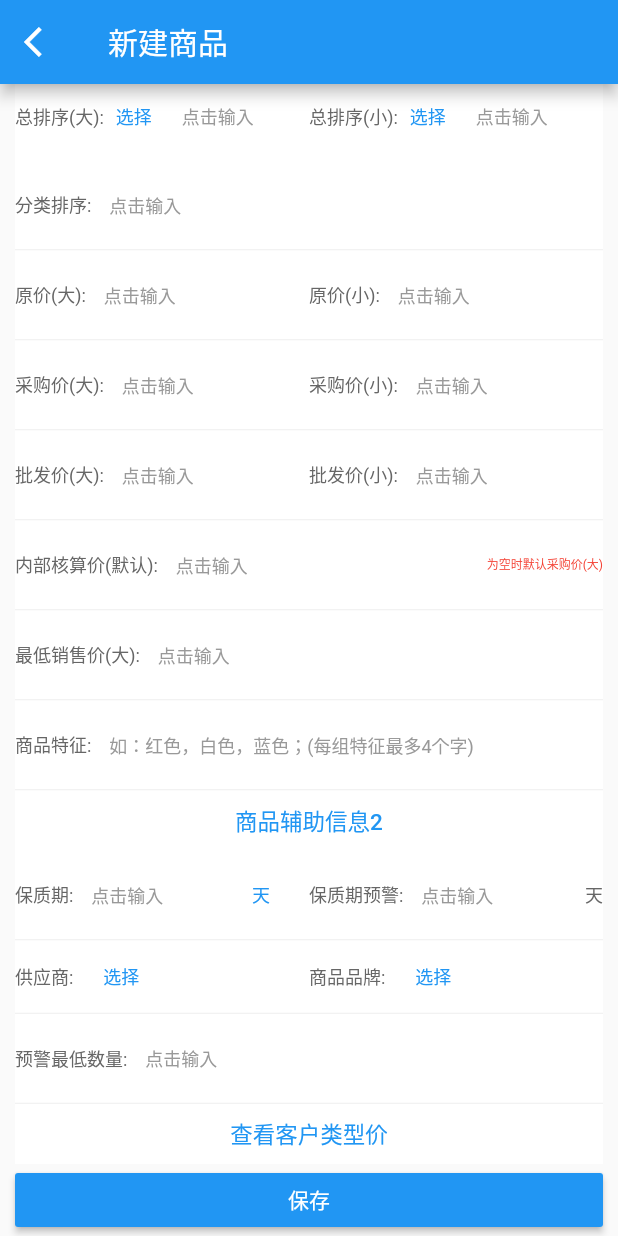
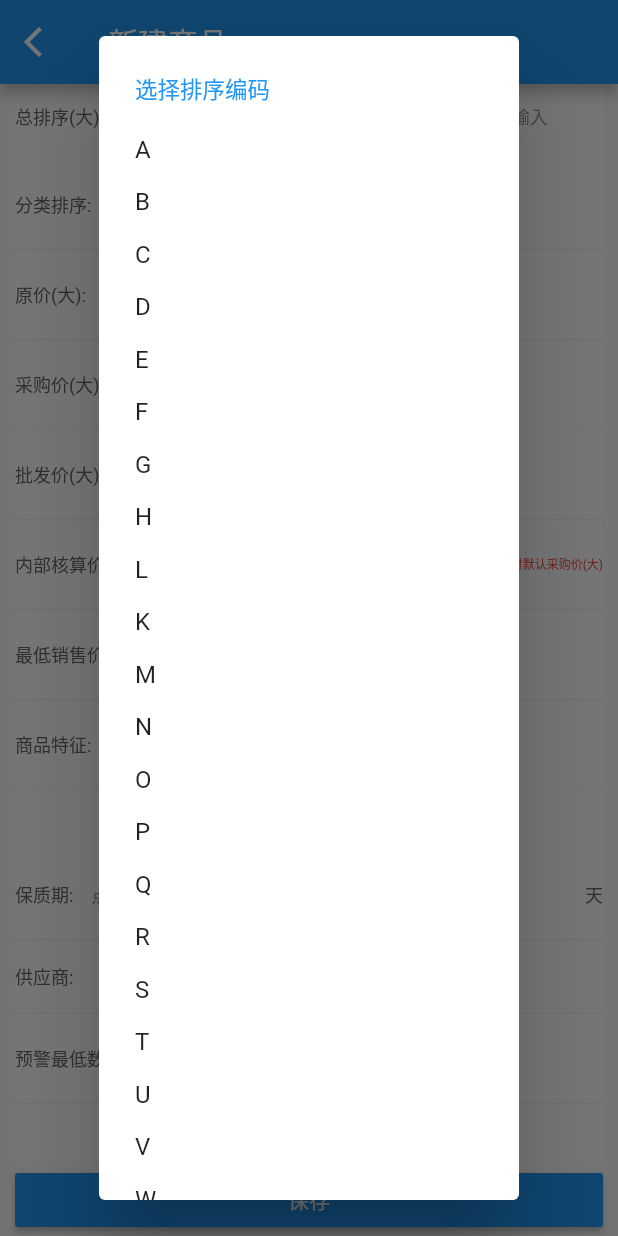
Before and after one commit to yeshenggen532432/flutter_qwb, a Flutter app: the screen it shows after launch, scrolled down 544 dp, after a tap on "选择", on a phone screen of 412 x 824 dp. Run offline on Flutter 3.47's test engine with Material 2 defaults, Android fonts, the phone set to English and light mode, and no system bars; our stand-ins replace dio, logger.

Commit message:
商品编辑

```diff
--- a/lib/ui/ware_edit.dart
+++ b/lib/ui/ware_edit.dart
@@ -1,7 +1,7 @@
 import 'package:flutter/material.dart';
+import 'package:flutterqwb/tree/dialog/tree_ware_type_dialog.dart';
 import 'package:flutterqwb/utils/color_util.dart';
-
-import '../utils/font_size_util.dart';
+import 'package:flutterqwb/utils/font_size_util.dart';
 
 class WareEdit extends StatefulWidget {
 
@@ -64,11 +64,10 @@ class WareEditState extends State<WareEdit>{
               child: Row(
                 children: [
                   Text("商品类别属性:", style: TextStyle(color: ColorUtil.GRAY_6)),
-//                  Radio(value: 0, groupValue: _radio, onChanged: (value)=> _changeRadioValue(value)),
-                  Radio(value: 0, groupValue: _radio, onChanged: null),
+                  Radio(value: "0", groupValue: _businessType, onChanged: (value)=> _changeRadioValue(value)),
+//                  Radio(value: "0", groupValue: _businessType, onChanged: null),
                   Text("实物商品", style: TextStyle(color: ColorUtil.GRAY_6, fontSize: FontSizeUtil.MIDDLE)),
-                  Radio(value: 1, groupValue: _radio, onChanged: null),
-                  Radio(value: 1, groupValue: _radio, onChanged: (value)=>_changeRadioValue(value)),
+                  Radio(value: "1", groupValue: _businessType, onChanged: (value)=>_changeRadioValue(value)),
                   Text("服务商品", style: TextStyle(color: ColorUtil.GRAY_6, fontSize: FontSizeUtil.MIDDLE)),
                 ],
               ),
@@ -84,9 +83,11 @@ class WareEditState extends State<WareEdit>{
                   Text("商品类别:", style: TextStyle(color: ColorUtil.GRAY_6)),
                   Expanded(
                       child: GestureDetector(
-                        onTap: () {},
+                        onTap: () {
+                          _showDialogWareType(context);
+                        },
                         child:
-                        Text("未分类", style: TextStyle(color: ColorUtil.BLUE)),
+                        Text(_wareTypeText, style: TextStyle(color: ColorUtil.BLUE)),
                       )),
                   const Icon(Icons.arrow_drop_down)
                 ],
@@ -258,7 +259,9 @@ class WareEditState extends State<WareEdit>{
                   Expanded(child: Row(
                     children: [
                       Text("总排序(大):", style: TextStyle(color: ColorUtil.GRAY_6, fontSize: FontSizeUtil.MIDDLE)),
-                      SizedBox(width:40,child: TextButton(onPressed: (){}, child: Text("选择", style: TextStyle(color: ColorUtil.BLUE, fontSize: FontSizeUtil.MIDDLE))),),
+                      SizedBox(width:40,child: TextButton(onPressed: (){
+                        _showDialogLetter(context, true);
+                      }, child: Text(_maxLetterSort.isNotEmpty?_maxLetterSort:"选择", style: TextStyle(color: ColorUtil.BLUE, fontSize: FontSizeUtil.MIDDLE))),),
                       Expanded(child: TextField(
                         decoration: InputDecoration(
                             hintText: "点击输入",
@@ -273,7 +276,9 @@ class WareEditState extends State<WareEdit>{
                   Expanded(child: Row(
                     children: [
                       Text("总排序(小):", style: TextStyle(color: ColorUtil.GRAY_6, fontSize: FontSizeUtil.MIDDLE)),
-                      SizedBox(width:40,child: TextButton(onPressed: (){}, child: Text("选择", style: TextStyle(color: ColorUtil.BLUE, fontSize: FontSizeUtil.MIDDLE))),),
+                      SizedBox(width:40,child: TextButton(onPressed: (){
+                        _showDialogLetter(context, false);
+                        }, child: Text(_minLetterSort.isNotEmpty?_minLetterSort:"选择", style: TextStyle(color: ColorUtil.BLUE, fontSize: FontSizeUtil.MIDDLE))),),
                       Expanded(child: TextField(
                         decoration: InputDecoration(
                             hintText: "点击输入",
@@ -569,9 +574,13 @@ class WareEditState extends State<WareEdit>{
     );
   }
 
-  int _radio = 0;
-  int _isTypeValue = 1;
+  String _businessType = "0";
+  String _isType = "0";
   String _isTypeText = "库存商品类";
+  String _wareType = "";
+  String _wareTypeText = "未分类";
+  String _maxLetterSort = "";
+  String _minLetterSort = "";
   TextEditingController _wareNameController = TextEditingController(text: "青岛打油");
   TextEditingController _maxUnitController = TextEditingController();
   TextEditingController _minUnitController = TextEditingController();
@@ -580,41 +589,53 @@ class WareEditState extends State<WareEdit>{
   TextEditingController _maxBarCodeController = TextEditingController();
   TextEditingController _minBarCodeController = TextEditingController();
   TextEditingController _sUnitController = TextEditingController();
+  TextEditingController _maxSortController = TextEditingController();
+  TextEditingController _minSortController = TextEditingController();
+  TextEditingController _wareTypeSortController = TextEditingController();
+  TextEditingController _maxLsPriceController = TextEditingController();
+  TextEditingController _minLsPriceController = TextEditingController();
+  TextEditingController _maxInPriceController = TextEditingController();
+  TextEditingController _minInPriceController = TextEditingController();
+  TextEditingController _maxPfPriceController = TextEditingController();
+  TextEditingController _minPfPriceController = TextEditingController();
+  TextEditingController _innerAccPriceDefaultController = TextEditingController();
+  TextEditingController _lowestSalePriceController = TextEditingController();
+  TextEditingController _wareFeaturesController = TextEditingController();
 
   void _showDialogWareIsType(BuildContext context){
     showDialog(
       context: context,
       builder: (_)=> SimpleDialog(
-        title: const Text("选择"),
+        title: Text("选择商品总类", style: TextStyle(color: ColorUtil.BLUE, fontSize: FontSizeUtil.BIG)),
         children: [
           SimpleDialogOption(
             child: const Text("库存商品类"),
             onPressed: (){
-              _changeWareIsType(1, "库存商品类");
+              _changeWareIsType("0", "库存商品类");
             },
           ),
           SimpleDialogOption(
             child: const Text("原辅材料类"),
             onPressed: (){
-              _changeWareIsType(2, "原辅材料类");
+              _changeWareIsType("1", "原辅材料类");
             },
           ),
           SimpleDialogOption(
             child: const Text("低值易耗品类"),
             onPressed: (){
-              _changeWareIsType(3, "低值易耗品类");
+              _changeWareIsType("2", "低值易耗品类");
             },
           ),
           SimpleDialogOption(
             child: const Text("固定资产类"),
             onPressed: (){
-              _changeWareIsType(4, "固定资产类");
+              _changeWareIsType("3", "固定资产类");
             },
           ),
           SimpleDialogOption(
             child: const Text("联盟商品类"),
             onPressed: (){
-              _changeWareIsType(5, "联盟商品类");
+              _changeWareIsType("4", "联盟商品类");
             },
           ),
         ],
@@ -623,16 +644,80 @@ class WareEditState extends State<WareEdit>{
   }
 
   void _changeWareIsType(value, text){
-    _isTypeValue = value;
     Navigator.pop(context);
     setState(() {
+      _isType = value;
       _isTypeText = text;
+      _wareType = "";
+      _wareTypeText = "";
+    });
+  }
+
+  List<Map<String, dynamic>> _checkList = [];
+  _showDialogWareType(BuildContext context) {
+    showDialog(
+        context: context,
+        barrierDismissible: false,
+        builder: (BuildContext context) {
+          return TreeWareTypeDialog(isType:_isType, businessType: _businessType,checkData: _checkList, okCallBack: (value){
+            _checkList = value;
+            if(_checkList.isNotEmpty){
+              setState(() {
+                _wareType = _checkList[0]["waretypeId"].toString();
+                _wareTypeText = _checkList[0]["waretypeNm"];
+              });
+            }
+          });
+        }
+    );
+  }
+
+  void _showDialogLetter(BuildContext context, bool isMax){
+    showDialog(
+        context: context,
+        builder: (_)=> SimpleDialog(
+          title: Text("选择排序编码", style: TextStyle(color: ColorUtil.BLUE, fontSize: FontSizeUtil.BIG)),
+          children: getLetterList(isMax),
+        )
+    );
+  }
+
+  List<Widget> getLetterList(bool isMax){
+    List<Widget> list = [];
+    List<String> letterList = ["A", "B","C", "D","E", "F","G", "H","L", "K","M", "N","O", "P","Q", "R","S", "T","U", "V","W", "X","Y", "Z",];
+    letterList.forEach((item) {
+      list.add(SimpleDialogOption(
+        child: Text(item),
+        onPressed: (){
+          _changeLetter(item, isMax);
+        },
+      ));
+    });
+    return list;
+  }
+
+
+
+  void _changeLetter(value, isMax){
+    Navigator.pop(context);
+    setState(() {
+      if(isMax){
+        _maxLetterSort = value;
+        if(_minLetterSort.isEmpty){
+          _minLetterSort = value;
+        }
+      }else{
+        _minLetterSort = value;
+        if(_maxLetterSort.isEmpty){
+          _maxLetterSort = value;
+        }
+      }
     });
   }
 
   void _changeRadioValue(value){
     setState(() {
-      _radio = value;
+      _businessType = value;
     });
   }
 
```
Also changed, not shown: lib/tree/dialog/tree_ware_type_dialog.dart (+8 -2 lines), pubspec.lock.
